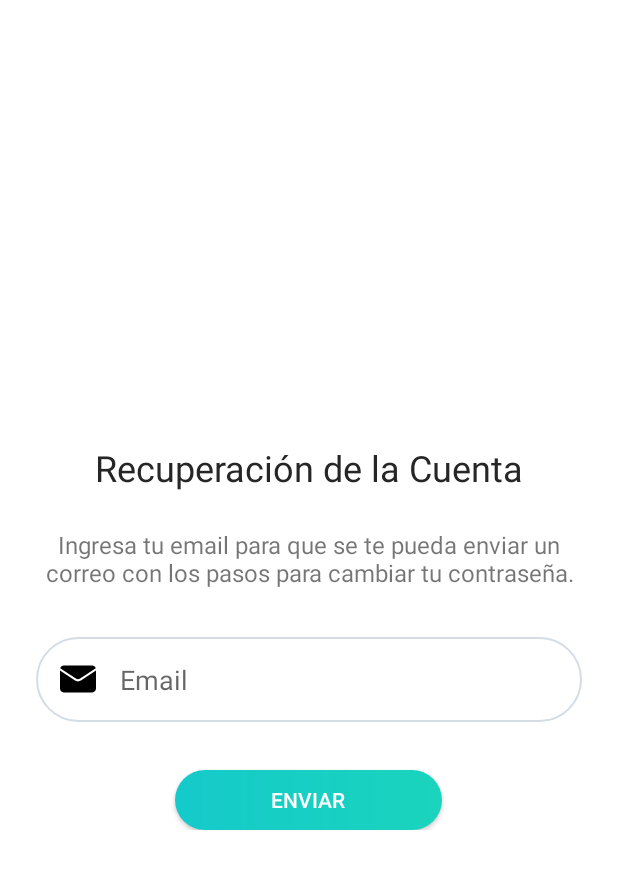
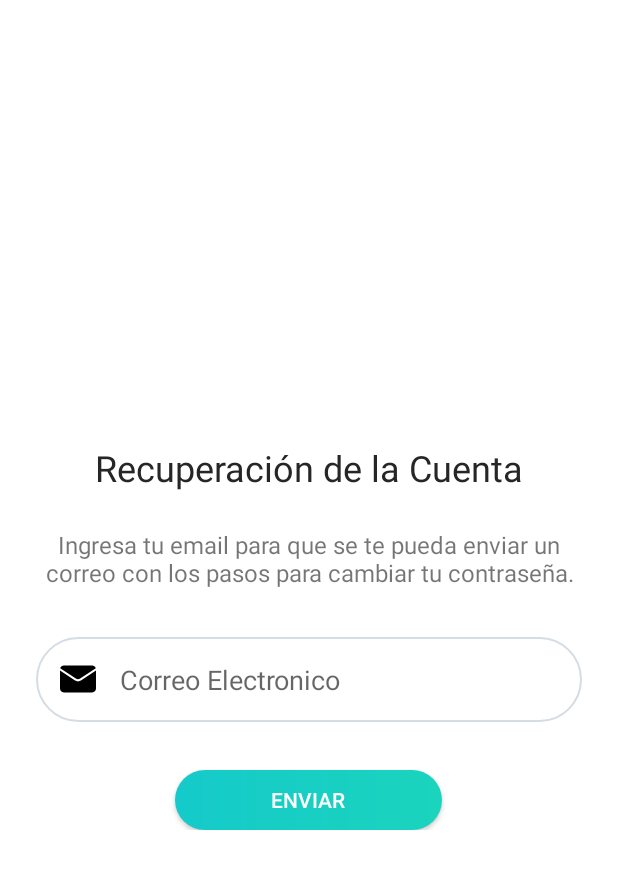
Before and after one commit to djag07907/tato, an Android app: the AccountRecoveryActivity screen opened directly, with no data from a screen before it, on a phone screen of 412 x 824 dp. Shown: the top 869 px of the screen. Run offline under Robolectric (Android 15) with nearby library versions, the phone set to English and light mode, and no system bars; our stand-ins replace Firebase (no records; nobody signed in at launch, a user with empty details on screens opened directly).

Commit message:
Update strings.xml

```diff
--- a/app/src/main/res/values/strings.xml
+++ b/app/src/main/res/values/strings.xml
@@ -5,8 +5,8 @@
     <string name="new_password">Nueva contraseña</string>
     <string name="current_password">Contraseña actual</string>
     <string name="name">Nombre Completo</string>
-    <string name="email">Email</string>
-    <string name="login">Login</string>
+    <string name="email">Correo Electronico</string>
+    <string name="login">Iniciar Sesion</string>
     <string name="repeat_password">Confirma la contraseña</string>
     <string name="signup">Registrate</string>
     <string name="text_signup">No tienes cuenta?</string>
```
